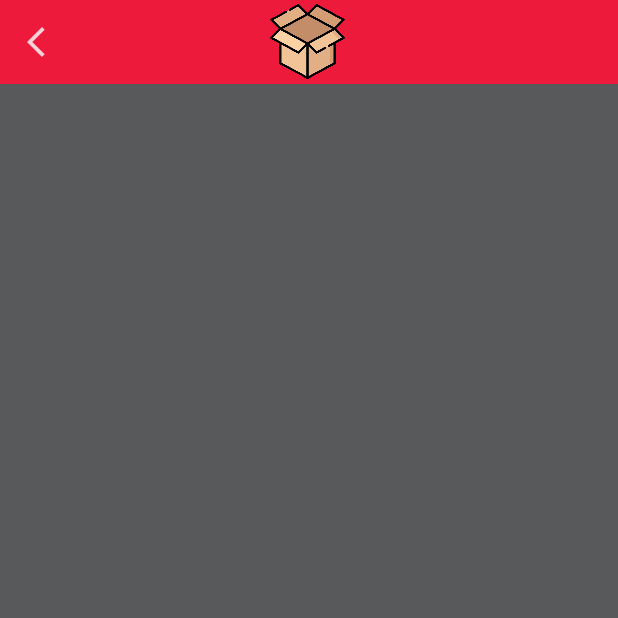
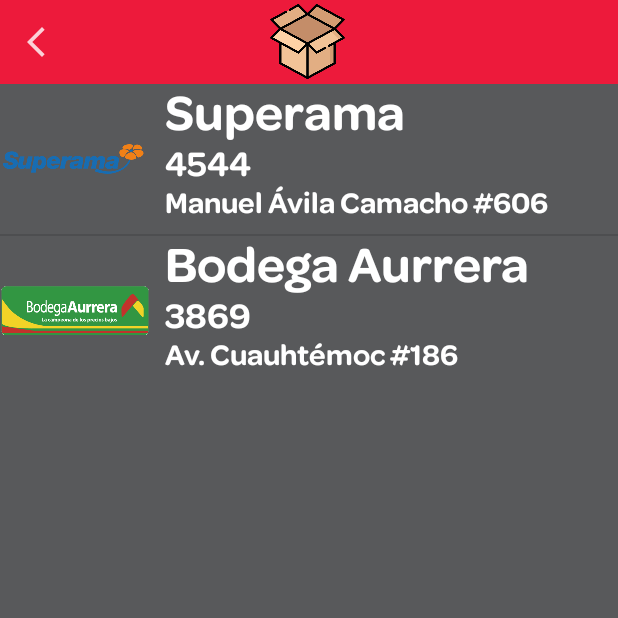
Before and after one commit to Yony55/BAMX_AndroidApp, an Android app: the Inventario screen opened directly, with no data from a screen before it, on a phone screen of 412 x 824 dp, the top half of it. Run offline under Robolectric (Android 15) with nearby library versions, the phone set to English and light mode, and no system bars.

Commit message:
Inventario Cree una clase Socio para almancenar su informacion Cree un SocioAdapter para que se muestren los elementos en la lista Cree un socio_layout donde se muestra la info de los socios Modifiqué el Inventario.kt para que se muestren los socios Anadi las imaganes de algunos socios

```diff
--- a/app/src/main/java/mx/tec/bamxapp/Entregas.kt
+++ b/app/src/main/java/mx/tec/bamxapp/Entregas.kt
@@ -5,7 +5,6 @@
 import android.os.Bundle
 import android.view.View
 import android.widget.Button
-import android.widget.EditText
 import android.widget.ImageButton
 
 class Entregas : AppCompatActivity(), View.OnClickListener {
@@ -15,7 +14,7 @@
 
         val entregas = findViewById<Button>(R.id.btn_entregas_entregas)
         val inventario = findViewById<Button>(R.id.btn_entregas_inventario)
-        val back = findViewById<ImageButton>(R.id.btn_back_inventario)
+        val back = findViewById<ImageButton>(R.id.btn_back_inventarioLay)
 
         back.setOnClickListener(this@Entregas)
         entregas.setOnClickListener(this@Entregas)
--- a/app/src/main/java/mx/tec/bamxapp/Entregas2.kt
+++ b/app/src/main/java/mx/tec/bamxapp/Entregas2.kt
@@ -11,7 +11,7 @@
         super.onCreate(savedInstanceState)
         setContentView(R.layout.activity_entregas2)
 
-        val back = findViewById<ImageButton>(R.id.btn_back_inventario)
+        val back = findViewById<ImageButton>(R.id.btn_back_inventarioLay)
 
         back.setOnClickListener(this@Entregas2)
 
--- a/app/src/main/java/mx/tec/bamxapp/EntregasInventario.kt
+++ b/app/src/main/java/mx/tec/bamxapp/EntregasInventario.kt
@@ -11,7 +11,7 @@
         super.onCreate(savedInstanceState)
         setContentView(R.layout.activity_entregasinventario)
 
-        val back = findViewById<ImageButton>(R.id.btn_back_inventario)
+        val back = findViewById<ImageButton>(R.id.btn_back_inventarioLay)
 
         back.setOnClickListener(this@EntregasInventario)
 
--- a/app/src/main/java/mx/tec/bamxapp/Inventario.kt
+++ b/app/src/main/java/mx/tec/bamxapp/Inventario.kt
@@ -6,6 +6,8 @@
 import android.view.View
 import android.view.Window
 import android.widget.ImageButton
+import android.widget.ListView
+import mx.tec.bamxapp.model.Socio
 
 class Inventario : AppCompatActivity(), View.OnClickListener {
     override fun onCreate(savedInstanceState: Bundle?) {
@@ -14,7 +16,12 @@
         supportActionBar?.hide()
         setContentView(R.layout.activity_inventario)
 
-        val back = findViewById<ImageButton>(R.id.btn_back_inventario)
+        val back = findViewById<ImageButton>(R.id.btn_back_inventarioLay)
+        val listSocio = findViewById<ListView>(R.id.list_Socios)
+        val datosSocios = listOf(
+            Socio(R.drawable.superama, "Superama", "4544", "Manuel Ávila Camacho #606"),
+            Socio(R.drawable.aurrera, "Bodega Aurrera", "3869", "Av. Cuauhtémoc #186")
+        )
 
         back.setOnClickListener(this@Inventario)
 
@@ -23,6 +30,10 @@
             val intent = Intent(this@Inventario, MainMenu::class.java)
             startActivity(intent)
         }
+
+        val adapter = SocioAdapter(this, R.layout.socio_layout, datosSocios)
+        listSocio.adapter = adapter
+
     }
 
     override fun onClick(p0: View?) {
--- /dev/null
+++ b/app/src/main/java/mx/tec/bamxapp/SocioAdapter.kt
@@ -0,0 +1,42 @@
+package mx.tec.bamxapp
+
+import android.content.Context
+import android.view.LayoutInflater
+import android.view.View
+import android.view.ViewGroup
+import android.widget.BaseAdapter
+import android.widget.ImageView
+import android.widget.TextView
+import mx.tec.bamxapp.model.Socio
+import org.w3c.dom.Text
+
+class SocioAdapter(val context: Context,
+                   val layout: Int,
+                   val dataSource: List<Socio>): BaseAdapter() {
+    override fun getCount(): Int {
+        return dataSource.size
+    }
+
+    override fun getItem(p0: Int): Any {
+        return dataSource[p0]
+    }
+
+    override fun getItemId(p0: Int): Long {
+        return p0.toLong()
+    }
+
+    private val inflater: LayoutInflater = context.getSystemService(Context.LAYOUT_INFLATER_SERVICE) as LayoutInflater
+    override fun getView(p0: Int, p1: View?, p2: ViewGroup?): View {
+        val view = inflater.inflate(layout, p2, false)
+        val nombre = view.findViewById<TextView>(R.id.txt_NombreSocio)
+        val imagen = view.findViewById<ImageView>(R.id.img_SocioLay)
+        val determinante = view.findViewById<TextView>(R.id.txt_DeterSocio)
+        val direccion = view.findViewById<TextView>(R.id.txt_DirSocio)
+        val elemento = getItem(p0) as Socio
+        nombre.text = elemento.nombre
+        imagen.setImageResource(elemento.imagen)
+        determinante.text = elemento.determinante
+        direccion.text = elemento.direccion
+        return view
+    }
+}
--- a/app/src/main/java/mx/tec/bamxapp/Usuario.kt
+++ b/app/src/main/java/mx/tec/bamxapp/Usuario.kt
@@ -13,7 +13,7 @@
         super.onCreate(savedInstanceState)
         setContentView(R.layout.activity_usuario)
 
-        val back = findViewById<ImageButton>(R.id.btn_back_inventario)
+        val back = findViewById<ImageButton>(R.id.btn_back_inventarioLay)
         val sharedPreferences = getSharedPreferences("login", Context.MODE_PRIVATE)
         val username = sharedPreferences.getString("usuario", "@")
 
--- /dev/null
+++ b/app/src/main/java/mx/tec/bamxapp/model/Socio.kt
@@ -0,0 +1,8 @@
+package mx.tec.bamxapp.model
+
+data class Socio (
+    var imagen: Int,
+    var nombre: String,
+    var determinante: String,
+    var direccion: String
+        )
--- a/app/src/main/res/layout/activity_entregas.xml
+++ b/app/src/main/res/layout/activity_entregas.xml
@@ -25,7 +25,7 @@
             app:layout_constraintTop_toTopOf="parent">
 
             <ImageButton
-                android:id="@+id/btn_back_inventario"
+                android:id="@+id/btn_back_inventarioLay"
                 android:layout_width="wrap_content"
                 android:layout_height="wrap_content"
                 android:backgroundTint="#00FFFFFF"
@@ -33,7 +33,7 @@
 
 
             <ImageView
-                android:id="@+id/imgMenu"
+                android:id="@+id/img_InvLay"
                 android:layout_width="82dp"
                 android:layout_height="50dp"
                 android:layout_marginStart="116dp"
--- a/app/src/main/res/layout/activity_entregas2.xml
+++ b/app/src/main/res/layout/activity_entregas2.xml
@@ -24,7 +24,7 @@
             app:layout_constraintTop_toTopOf="parent">
 
             <ImageButton
-                android:id="@+id/btn_back_inventario"
+                android:id="@+id/btn_back_inventarioLay"
                 android:layout_width="wrap_content"
                 android:layout_height="wrap_content"
                 android:backgroundTint="#00FFFFFF"
@@ -32,7 +32,7 @@
 
 
             <ImageView
-                android:id="@+id/imgMenu"
+                android:id="@+id/img_InvLay"
                 android:layout_width="82dp"
                 android:layout_height="50dp"
                 android:layout_marginStart="116dp"
--- a/app/src/main/res/layout/activity_entregasinventario.xml
+++ b/app/src/main/res/layout/activity_entregasinventario.xml
@@ -22,7 +22,7 @@
             app:layout_constraintTop_toTopOf="parent">
 
             <ImageButton
-                android:id="@+id/btn_back_inventario"
+                android:id="@+id/btn_back_inventarioLay"
                 android:layout_width="wrap_content"
                 android:layout_height="wrap_content"
                 android:backgroundTint="#00FFFFFF"
@@ -30,7 +30,7 @@
 
 
             <ImageView
-                android:id="@+id/imgMenu"
+                android:id="@+id/img_InvLay"
                 android:layout_width="82dp"
                 android:layout_height="50dp"
                 android:layout_marginStart="116dp"
--- a/app/src/main/res/layout/activity_inventario.xml
+++ b/app/src/main/res/layout/activity_inventario.xml
@@ -25,7 +25,7 @@
             app:layout_constraintTop_toTopOf="parent">
 
             <ImageButton
-                android:id="@+id/btn_back_inventario"
+                android:id="@+id/btn_back_inventarioLay"
                 android:layout_width="wrap_content"
                 android:layout_height="wrap_content"
                 android:backgroundTint="#00FFFFFF"
@@ -33,7 +33,7 @@
 
 
             <ImageView
-                android:id="@+id/imgMenu"
+                android:id="@+id/img_InvLay"
                 android:layout_width="82dp"
                 android:layout_height="50dp"
                 android:layout_marginStart="116dp"
@@ -44,6 +44,14 @@
 
         </LinearLayout>
 
+        <ListView
+            android:id="@+id/list_Socios"
+            android:layout_width="match_parent"
+            android:layout_height="wrap_content"
+            app:layout_constraintEnd_toEndOf="parent"
+            app:layout_constraintStart_toStartOf="parent"
+            app:layout_constraintTop_toBottomOf="@+id/LinearLayout" />
+
     </androidx.constraintlayout.widget.ConstraintLayout>
 
 
--- a/app/src/main/res/layout/activity_usuario.xml
+++ b/app/src/main/res/layout/activity_usuario.xml
@@ -24,7 +24,7 @@
             app:layout_constraintTop_toTopOf="parent">
 
             <ImageButton
-                android:id="@+id/btn_back_inventario"
+                android:id="@+id/btn_back_inventarioLay"
                 android:layout_width="wrap_content"
                 android:layout_height="wrap_content"
                 android:backgroundTint="#00FFFFFF"
@@ -32,7 +32,7 @@
 
 
             <ImageView
-                android:id="@+id/imgMenu"
+                android:id="@+id/img_InvLay"
                 android:layout_width="82dp"
                 android:layout_height="50dp"
                 android:layout_marginStart="116dp"
--- /dev/null
+++ b/app/src/main/res/layout/socio_layout.xml
@@ -0,0 +1,51 @@
+<?xml version="1.0" encoding="utf-8"?>
+<LinearLayout xmlns:android="http://schemas.android.com/apk/res/android"
+    xmlns:app="http://schemas.android.com/apk/res-auto"
+    xmlns:tools="http://schemas.android.com/tools"
+    android:layout_width="match_parent"
+    android:layout_height="wrap_content"
+    android:orientation="horizontal">
+
+    <LinearLayout
+        android:layout_width="wrap_content"
+        android:layout_height="wrap_content"
+        android:layout_marginEnd="10dp"
+        android:orientation="vertical">
+
+        <ImageView
+            android:id="@+id/img_SocioLay"
+            android:layout_width="100dp"
+            android:layout_height="100dp"
+            tools:srcCompat="@tools:sample/avatars" />
+    </LinearLayout>
+
+    <LinearLayout
+        android:layout_width="match_parent"
+        android:layout_height="match_parent"
+        android:orientation="vertical">
+
+        <TextView
+            android:id="@+id/txt_NombreSocio"
+            android:layout_width="match_parent"
+            android:layout_height="wrap_content"
+            android:text="TextView"
+            android:textColor="#FFFFFF"
+            android:textSize="34sp" />
+
+        <TextView
+            android:id="@+id/txt_DeterSocio"
+            android:layout_width="match_parent"
+            android:layout_height="wrap_content"
+            android:text="TextView"
+            android:textColor="#FFFFFF"
+            android:textSize="24sp" />
+
+        <TextView
+            android:id="@+id/txt_DirSocio"
+            android:layout_width="match_parent"
+            android:layout_height="wrap_content"
+            android:text="TextView"
+            android:textColor="#FFFFFF"
+            android:textSize="20sp" />
+    </LinearLayout>
+</LinearLayout>
```
Also changed, not shown: app/src/main/res/drawable/aurrera.png (added), app/src/main/res/drawable/superama.png (added).
